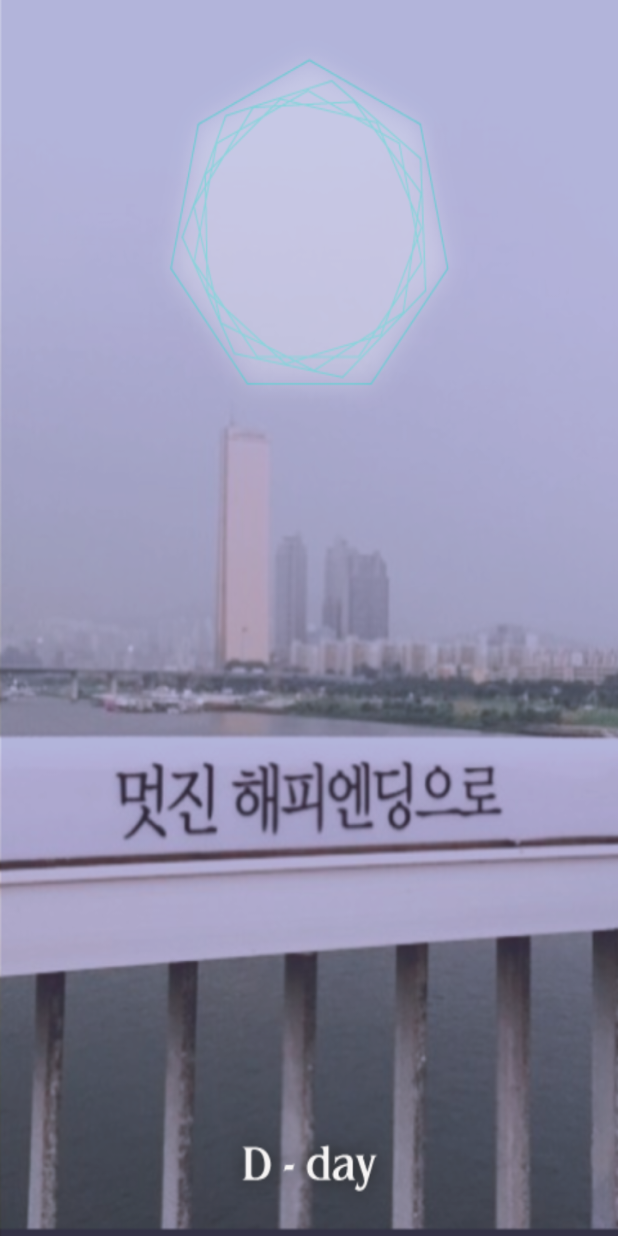
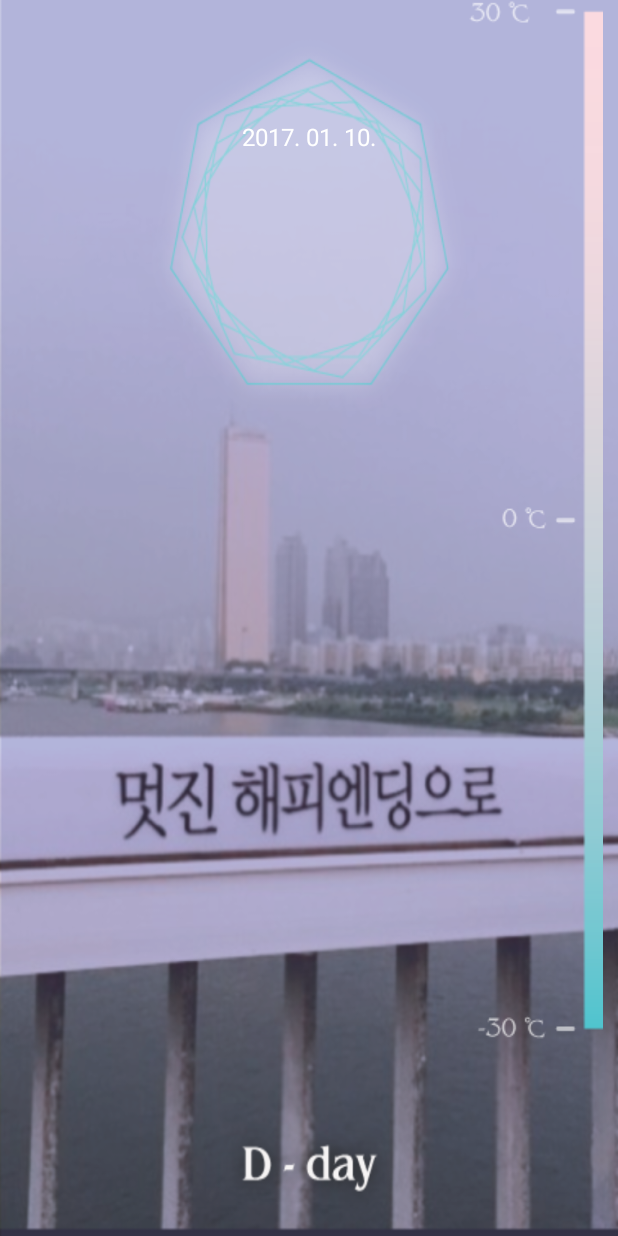
Before and after one commit to depromeet/hangang, an Android app: the screen it shows after launch (MainActivity), on a phone screen of 412 x 824 dp. Run offline under Robolectric (Android 15) with nearby library versions, the phone set to English and light mode, and no system bars.

Commit message:
setting layout

```diff
--- a/app/src/main/java/com/depromeet/hangang/MainActivity.java
+++ b/app/src/main/java/com/depromeet/hangang/MainActivity.java
@@ -71,7 +71,7 @@ public class MainActivity extends Activity {
             try {
                 JSONObject order = new JSONObject(mThread.mResult);
                 temperature += order.getString("temp");
-                temperature += "℃";
+                temperature += " ℃";
             } catch(JSONException e) {;}
             result.setText(temperature);
         }
--- a/app/src/main/res/layout/activity_main.xml
+++ b/app/src/main/res/layout/activity_main.xml
@@ -6,9 +6,31 @@
     android:background="@drawable/bg">
 
     <TextView
+        android:id="@+id/date"
+        android:layout_width="wrap_content"
+        android:layout_height="wrap_content"
+        android:layout_marginTop="80dp"
+        android:layout_centerHorizontal="true"
+        android:text="2017. 01. 10."
+        android:textColor="#ffffff"
+        android:textSize="16dp"
+        />
+    <TextView
         android:id="@+id/result"
         android:layout_width="wrap_content"
         android:layout_height="wrap_content"
-        android:layout_centerInParent="true"/>
+        android:layout_centerHorizontal="true"
+        android:layout_below="@id/date"
+        android:textColor="#00dade"
+        android:textSize="36dp"
+        />
+    <ImageView
+        android:layout_width="wrap_content"
+        android:layout_height="wrap_content"
+        android:layout_alignParentRight="true"
+        android:layout_marginRight="10dp"
+        android:src="@drawable/temperature_bar"
+        />
+
 
 </RelativeLayout>
```
